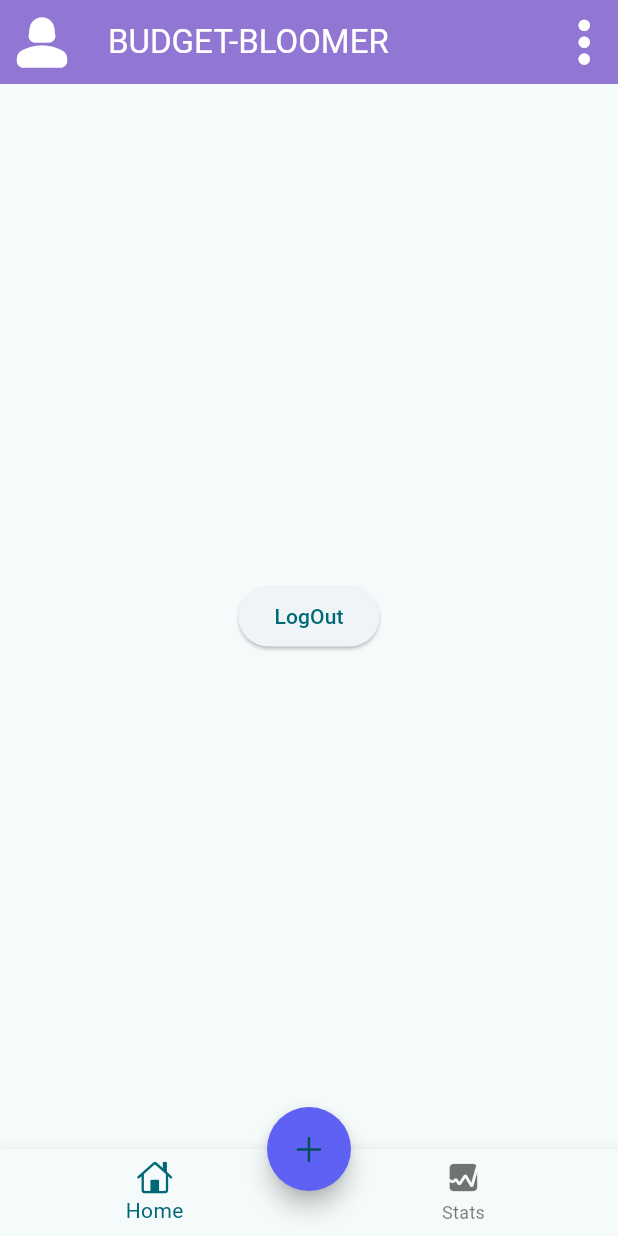
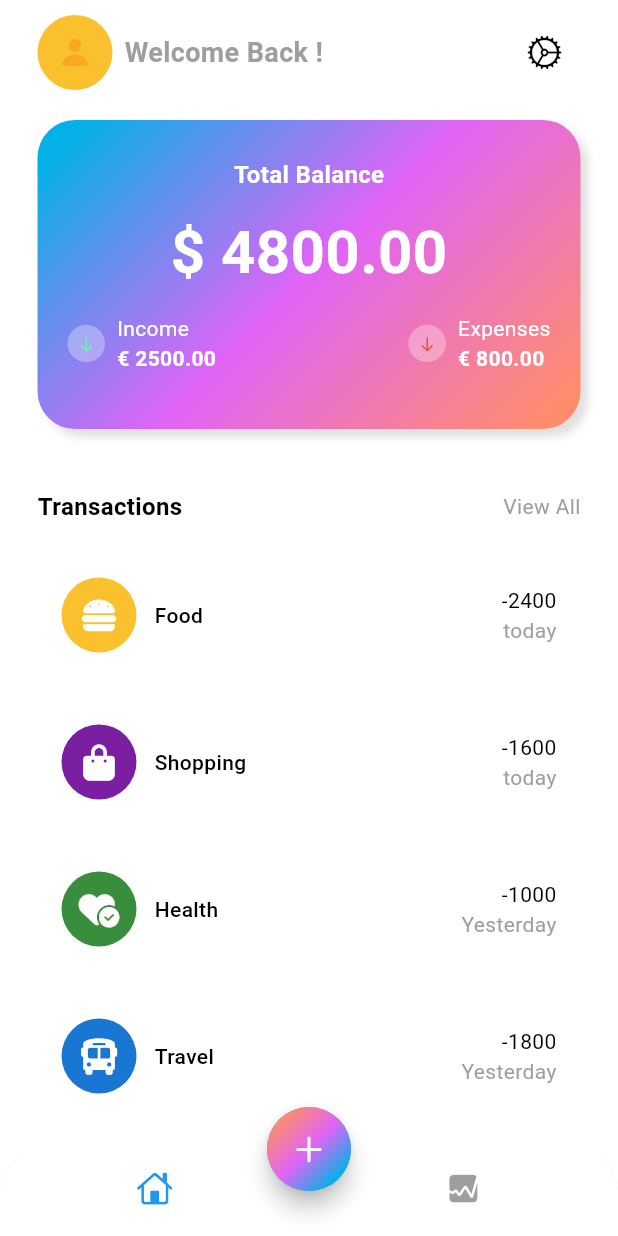
Before and after one commit to ArhanTibro/expense, a Flutter app: the HomeScreen screen opened directly, on a phone screen of 412 x 824 dp. Run offline on Flutter 3.47's test engine with Material 3 defaults, Android fonts, the phone set to English and light mode, and no system bars; our stand-ins replace firebase_auth, firebase_core, fl_chart, font_awesome_flutter; accounts and stored records are empty.

Commit message:
Interface Done

```diff
--- /dev/null
+++ b/lib/data/data.dart
@@ -0,0 +1,34 @@
+import 'package:flutter/material.dart';
+import 'package:font_awesome_flutter/font_awesome_flutter.dart';
+
+List<Map<String, dynamic>> transactionData = [
+  {
+    'icon': const FaIcon(FontAwesomeIcons.burger, color: Colors.white),
+    'color': Colors.yellow[700],
+    'name': 'Food',
+    'totalAmount': '-\2400',
+    'date': 'today',
+  },
+  {
+    'icon': const FaIcon(FontAwesomeIcons.bagShopping, color: Colors.white),
+    'color': Colors.purple[700],
+    'name': 'Shopping',
+    'totalAmount': '-\1600',
+    'date': 'today',
+  },
+  {
+    'icon':
+        const FaIcon(FontAwesomeIcons.heartCircleCheck, color: Colors.white),
+    'color': Colors.green[700],
+    'name': 'Health',
+    'totalAmount': '-\1000',
+    'date': 'Yesterday',
+  },
+  {
+    'icon': const FaIcon(FontAwesomeIcons.bus, color: Colors.white),
+    'color': Colors.blue[700],
+    'name': 'Travel',
+    'totalAmount': '-\1800',
+    'date': 'Yesterday',
+  },
+];
--- a/lib/screens/home_screen.dart
+++ b/lib/screens/home_screen.dart
@@ -1,8 +1,9 @@
-import 'package:expense/screens/signin_screen.dart';
-import 'package:firebase_auth/firebase_auth.dart';
+import 'dart:math';
+
 import 'package:flutter/cupertino.dart';
 import 'package:flutter/material.dart';
-
+import 'package:expense/screens/main_screen.dart';
+import 'package:expense/screens/stats/stats.dart';
 class HomeScreen extends StatefulWidget {
   const HomeScreen({super.key});
 
@@ -11,55 +12,74 @@ class HomeScreen extends StatefulWidget {
 }
 
 class _HomeScreenState extends State<HomeScreen> {
+  int index = 0;
+  late Color selectedItem= Colors.blue;
+  Color unselectedItem =Colors.grey;
+
   @override
   Widget build(BuildContext context) {
     return Scaffold(
-      appBar: AppBar(
-        backgroundColor: const Color.fromRGBO(146, 118, 212, 1),
-        leading: const Icon(
-          Icons.person_2_rounded,
-          size: 50,
-          color: Colors.white,
+      bottomNavigationBar: ClipRRect(
+        borderRadius: const BorderRadius.vertical(
+          top: Radius.circular(30)
         ),
-        title: const Text(
-          'BUDGET-BLOOMER',
-          style: TextStyle(color: Colors.white),
+        child: BottomNavigationBar(
+          onTap: (value){
+            setState(() {
+              index=value;
+            });
+
+
+          },
+
+          showSelectedLabels: false,
+          showUnselectedLabels: false,
+            //selectedItemColor: Colors.red,
+          elevation: 3,
+          items: [
+            BottomNavigationBarItem(
+                icon:Icon(CupertinoIcons.home,
+                color: index== 0 ? selectedItem:unselectedItem
+                ),
+              label: 'Home'
+
+            ),
+           BottomNavigationBarItem(
+               icon: Icon(CupertinoIcons.graph_square_fill,
+                   color: index == 1 ? selectedItem:unselectedItem),
+             label: 'Stats'
+           )
+
+          ]
         ),
-        actions: const <Widget>[
-          Icon(
-            Icons.more_vert,
-            size: 45,
-            color: Colors.white,
-          ),
-        ],
-      ),
-      body: Center(
-        child: ElevatedButton(
-            onPressed: () {
-              FirebaseAuth.instance.signOut().then((value) {
-                Navigator.push(
-                    context,
-                    MaterialPageRoute(
-                        builder: (context) => const SignInScreen()));
-              });
-            },
-            child: const Text("LogOut")),
-      ),
-      bottomNavigationBar: BottomNavigationBar(
-        items: const [
-          BottomNavigationBarItem(
-              icon: Icon(CupertinoIcons.home), label: 'Home'),
-          BottomNavigationBarItem(
-              icon: Icon(CupertinoIcons.graph_square_fill), label: 'Stats'),
-        ],
       ),
       floatingActionButtonLocation: FloatingActionButtonLocation.centerDocked,
       floatingActionButton: FloatingActionButton(
-        backgroundColor: const Color(0xFF5E61F4),
-        onPressed: () {},
+          onPressed: () {},
         shape: const CircleBorder(),
-        child: const Icon(CupertinoIcons.add),
+        child: Container(
+          width: 60,
+          height: 60,
+
+          decoration: BoxDecoration(
+            shape: BoxShape.circle,
+            gradient: LinearGradient(
+                colors:[
+                  Theme.of(context).colorScheme.tertiary ,
+                  Theme.of(context).colorScheme.secondary ,
+                  Theme.of(context).colorScheme.primary ,
+            ],
+              transform: const GradientRotation(pi/4),
+            )
+          ),
+          child: const Icon(
+            CupertinoIcons.add
+          ),
+        ),
       ),
+      body: index==0
+        ?MainScreen()
+          :StatScreen()
     );
   }
 }
--- /dev/null
+++ b/lib/screens/main_screen.dart
@@ -0,0 +1,288 @@
+import 'dart:math';
+
+import 'package:expense/data/data.dart';
+import 'package:flutter/cupertino.dart';
+import 'package:flutter/material.dart';
+
+class MainScreen extends StatelessWidget {
+  const MainScreen({super.key});
+  @override
+  Widget build(BuildContext context) {
+    return SafeArea(
+      child: Padding(
+        padding: const EdgeInsets.symmetric(horizontal: 25.0, vertical: 10),
+        child: Column(
+          children: [
+            Row(
+              mainAxisAlignment: MainAxisAlignment.spaceBetween,
+              children: [
+                Row(
+                  children: [
+                    Stack(
+                      alignment: Alignment.center,
+                      children: [
+                        Container(
+                          width: 50,
+                          height: 50,
+                          decoration: BoxDecoration(
+                              shape: BoxShape.circle,
+                              color: Colors.yellow[700]),
+                        ),
+                        Icon(
+                          CupertinoIcons.person_fill,
+                          color: Colors.yellow[800],
+                        )
+                      ],
+                    ),
+                    const SizedBox(
+                      width: 8,
+                    ),
+                    Column(
+                      crossAxisAlignment: CrossAxisAlignment.start,
+                      children: [
+                        Text(
+                          "Welcome Back !",
+                          style: TextStyle(
+                              fontSize: 18,
+                              fontWeight: FontWeight.w600,
+                              color: Theme.of(context).colorScheme.outline),
+                        ),
+                      ],
+                    ),
+                  ],
+                ),
+                IconButton(
+                    onPressed: () {}, icon: const Icon(CupertinoIcons.settings))
+              ],
+            ),
+            const SizedBox(
+              height: 20,
+            ),
+            Container(
+              width: MediaQuery.of(context).size.width,
+              height: MediaQuery.of(context).size.width / 2,
+              decoration: BoxDecoration(
+                  gradient: LinearGradient(
+                    colors: [
+                      Theme.of(context).colorScheme.primary,
+                      Theme.of(context).colorScheme.secondary,
+                      Theme.of(context).colorScheme.tertiary,
+                    ],
+                    transform: const GradientRotation(pi / 4),
+                  ),
+                  borderRadius: BorderRadius.circular(25),
+                  boxShadow: [
+                    BoxShadow(
+                        blurRadius: 4,
+                        color: Colors.grey.shade300,
+                        offset: const Offset(5, 5))
+                  ]),
+              child: Column(
+                mainAxisAlignment: MainAxisAlignment.center,
+                children: [
+                  const Text(
+                    'Total Balance',
+                    style: TextStyle(
+                        fontSize: 16,
+                        color: Colors.white,
+                        fontWeight: FontWeight.w600),
+                  ),
+                  const SizedBox(height: 12),
+                  const Text(
+                    '\$ 4800.00',
+                    style: TextStyle(
+                        fontSize: 40,
+                        color: Colors.white,
+                        fontWeight: FontWeight.bold),
+                  ),
+                  Padding(
+                    padding: const EdgeInsets.symmetric(
+                        vertical: 12, horizontal: 20),
+                    child: Row(
+                      mainAxisAlignment: MainAxisAlignment.spaceBetween,
+                      children: [
+                        Row(
+                          children: [
+                            Container(
+                              width: 25,
+                              height: 25,
+                              decoration: const BoxDecoration(
+                                  color: Colors.white30,
+                                  shape: BoxShape.circle),
+                              child: const Center(
+                                  child: Icon(
+                                CupertinoIcons.arrow_down,
+                                size: 12,
+                                color: Colors.greenAccent,
+                              )),
+                            ),
+                            const SizedBox(width: 8),
+                            const Column(
+                              crossAxisAlignment: CrossAxisAlignment.start,
+                              children: [
+                                Text(
+                                  'Income',
+                                  style: TextStyle(
+                                      fontSize: 14,
+                                      color: Colors.white,
+                                      fontWeight: FontWeight.w400),
+                                ),
+                                Text(
+                                  '€ 2500.00',
+                                  style: TextStyle(
+                                      fontSize: 14,
+                                      color: Colors.white,
+                                      fontWeight: FontWeight.w600),
+                                ),
+                              ],
+                            )
+                          ],
+                        ),
+                        Row(
+                          children: [
+                            Container(
+                              width: 25,
+                              height: 25,
+                              decoration: const BoxDecoration(
+                                  color: Colors.white30,
+                                  shape: BoxShape.circle),
+                              child: const Center(
+                                  child: Icon(
+                                CupertinoIcons.arrow_down,
+                                size: 12,
+                                color: Colors.red,
+                              )),
+                            ),
+                            const SizedBox(width: 8),
+                            const Column(
+                              crossAxisAlignment: CrossAxisAlignment.start,
+                              children: [
+                                Text(
+                                  'Expenses',
+                                  style: TextStyle(
+                                      fontSize: 14,
+                                      color: Colors.white,
+                                      fontWeight: FontWeight.w400),
+                                ),
+                                Text(
+                                  '€ 800.00',
+                                  style: TextStyle(
+                                      fontSize: 14,
+                                      color: Colors.white,
+                                      fontWeight: FontWeight.w600),
+                                ),
+                              ],
+                            )
+                          ],
+                        )
+                      ],
+                    ),
+                  )
+                ],
+              ),
+            ),
+            const SizedBox(height: 40),
+            Row(
+              mainAxisAlignment: MainAxisAlignment.spaceBetween,
+              children: [
+                const Text(
+                  'Transactions',
+                  style: TextStyle(
+                      fontSize: 16,
+                      color: Colors.black,
+                      fontWeight: FontWeight.bold),
+                ),
+                GestureDetector(
+                  onTap: () {},
+                  child: Text(
+                    'View All',
+                    style: TextStyle(
+                        fontSize: 14,
+                        color: Theme.of(context).colorScheme.outline,
+                        fontWeight: FontWeight.w400),
+                  ),
+                )
+              ],
+            ),
+            const SizedBox(height: 20),
+            Expanded(
+              child: ListView.builder(
+                  itemCount: transactionData.length,
+                  itemBuilder: (context, int i) {
+                    return Padding(
+                      padding: const EdgeInsets.only(bottom: 16.0),
+                      child: Container(
+                        decoration: BoxDecoration(
+                            color: Colors.white,
+                            borderRadius: BorderRadius.circular(12)),
+                        child: Padding(
+                          padding: const EdgeInsets.all(16.0),
+                          child: Row(
+                            mainAxisAlignment: MainAxisAlignment.spaceBetween,
+                            children: [
+                              Row(
+                                children: [
+                                  Stack(
+                                    alignment: Alignment.center,
+                                    children: [
+                                      Container(
+                                        width: 50,
+                                        height: 50,
+                                        decoration: BoxDecoration(
+                                            color: transactionData[i]['color'],
+                                            shape: BoxShape.circle),
+                                      ),
+                                      transactionData[i]['icon']
+                                      //const Icon(
+                                      //  Icons.fastfood_rounded,
+                                      //)
+                                    ],
+                                  ),
+                                  const SizedBox(width: 12),
+                                  Text(
+                                    transactionData[i]['name'],
+                                    style: TextStyle(
+                                        fontSize: 14,
+                                        color: Theme.of(context)
+                                            .colorScheme
+                                            .onBackground,
+                                        fontWeight: FontWeight.w500),
+                                  ),
+                                ],
+                              ),
+                              Column(
+                                crossAxisAlignment: CrossAxisAlignment.end,
+                                children: [
+                                  Text(
+                                    transactionData[i]['totalAmount'],
+                                    style: TextStyle(
+                                        fontSize: 14,
+                                        color: Theme.of(context)
+                                            .colorScheme
+                                            .onBackground,
+                                        fontWeight: FontWeight.w400),
+                                  ),
+                                  Text(
+                                    transactionData[i]['date'],
+                                    style: TextStyle(
+                                        fontSize: 14,
+                                        color: Theme.of(context)
+                                            .colorScheme
+                                            .outline,
+                                        fontWeight: FontWeight.w400),
+                                  ),
+                                ],
+                              )
+                            ],
+                          ),
+                        ),
+                      ),
+                    );
+                  }),
+            )
+          ],
+        ),
+      ),
+    );
+  }
+}
--- a/pubspec.yaml
+++ b/pubspec.yaml
@@ -31,6 +31,8 @@ dependencies:
   firebase_database: ^11.0.2
   firebase_core: ^3.1.1
   firebase_auth: ^5.1.1
+  fl_chart: ^0.68.0
+  font_awesome_flutter: ^10.7.0
 
   get: ^4.6.6
   flutter:
```
Also changed, not shown: lib/main.dart (+5 -3 lines), lib/screens/stats/chart.dart (added, +171 -0 lines), lib/screens/stats/stats.dart (added, +41 -0 lines), pubspec.lock.
